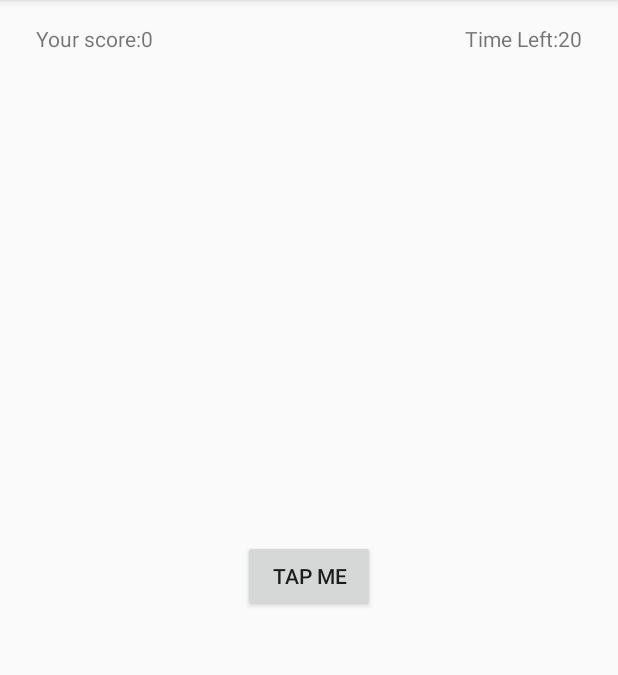
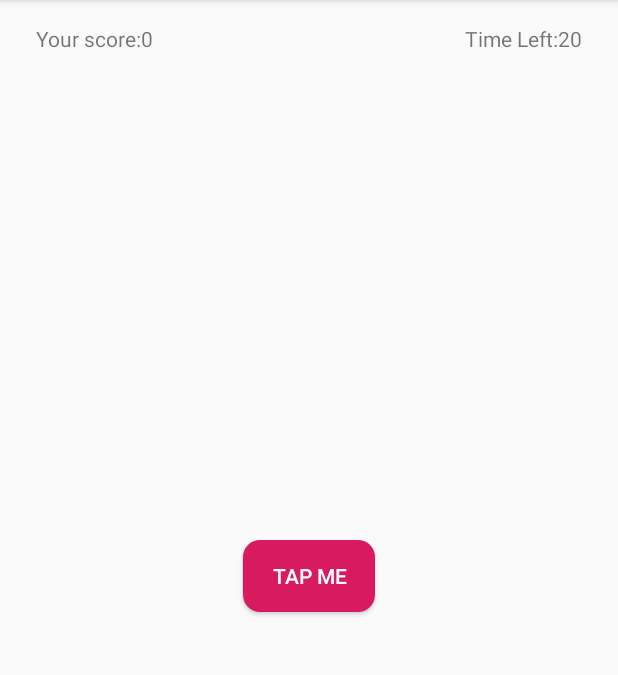
Before and after one commit to alfonsocv12/Alfonso_VIllalobos_android2019, an Android app: the TimeFighter screen opened directly, with no data from a screen before it, on a phone screen of 412 x 824 dp, the part 84-759 px from its top. Run offline under Robolectric (Android 15) with nearby library versions, the phone set to English and light mode, and no system bars; libraries missing offline, so code that uses them is left out: com.example.

Commit message:
Refresqueando la app

```diff
--- a/app/src/main/java/com/example/VillalobosLab2019/TimeFighter.kt
+++ b/app/src/main/java/com/example/VillalobosLab2019/TimeFighter.kt
@@ -3,6 +3,7 @@ package com.example.VillalobosLab2019
 import androidx.appcompat.app.AppCompatActivity
 import android.os.Bundle
 import android.os.CountDownTimer
+import android.view.animation.AnimationUtils
 import android.widget.Toast
 import androidx.core.view.isVisible
 import kotlinx.android.synthetic.main.activity_time_fighter.*
@@ -78,6 +79,8 @@ class TimeFighter : AppCompatActivity() {
     * score con cada tap*/
     private fun setBtnTapMe(){
         btnTapMe.setOnClickListener {
+            val bounceAnimation = AnimationUtils.loadAnimation(this, R.anim.bounce)
+            it.startAnimation(bounceAnimation)
             if(score == 0){
                 timer.start()
                 gameScore1.text = getString(R.string.score, (score++).toString())
--- /dev/null
+++ b/app/src/main/res/anim/bounce.xml
@@ -0,0 +1,14 @@
+<?xml version="1.0" encoding="utf-8"?>
+<set xmlns:android="http://schemas.android.com/apk/res/android"
+        android:fillAfter="true"
+        android:interpolator="@android:anim/bounce_interpolator">
+    <scale
+            android:duration="2000"
+            android:fromXScale="1.5"
+            android:fromYScale="1.5"
+            android:pivotX="20%"
+            android:pivotY="20%"
+            android:toXScale="1.0"
+            android:toYScale="1.0"/>
+
+</set>
--- /dev/null
+++ b/app/src/main/res/drawable/rounded_button2.xml
@@ -0,0 +1,14 @@
+<?xml version="1.0" encoding="utf-8"?>
+<shape
+        xmlns:android="http://schemas.android.com/apk/res/android"
+        android:shape="rectangle"   >
+
+    <solid
+            android:color="@color/colosAccentSecundary" >
+    </solid>
+
+    <corners
+            android:radius="11dp"   >
+    </corners>
+
+</shape>
--- a/app/src/main/res/layout/activity_dialog.xml
+++ b/app/src/main/res/layout/activity_dialog.xml
@@ -8,7 +8,8 @@
 
     <Button
             android:id="@+id/btnShowDialog"
-            android:layout_width="wrap_content"
+            style="@style/AppTheme.RoundedCornerMaterialButton2"
+            android:layout_width="125dp"
             android:layout_height="wrap_content"
             android:layout_marginTop="16dp"
             android:text="@string/show_dialog"
--- a/app/src/main/res/layout/activity_temp_converter.xml
+++ b/app/src/main/res/layout/activity_temp_converter.xml
@@ -19,6 +19,7 @@
 
     <Button
             android:id="@+id/btnConvert"
+            style="@style/AppTheme.RoundedCornerMaterialButton"
             android:layout_width="wrap_content"
             android:layout_height="wrap_content"
             android:layout_marginTop="60dp"
--- a/app/src/main/res/layout/activity_time_fighter.xml
+++ b/app/src/main/res/layout/activity_time_fighter.xml
@@ -21,21 +21,35 @@
             android:id="@+id/timeLeft1"
             app:layout_constraintTop_toTopOf="parent" app:layout_constraintEnd_toEndOf="parent"
             android:layout_marginEnd="24dp" android:layout_marginTop="16dp"/>
+
     <Button
-            android:text="@string/button_3"
+            android:id="@+id/btnTapMe"
+            style="@style/AppTheme.RoundedCornerMaterialButton"
             android:layout_width="wrap_content"
             android:layout_height="wrap_content"
-            android:id="@+id/btnTapMe" android:layout_marginTop="8dp"
-            app:layout_constraintTop_toTopOf="parent" android:layout_marginBottom="8dp"
-            app:layout_constraintBottom_toBottomOf="parent" app:layout_constraintStart_toStartOf="parent"
-            android:layout_marginStart="8dp" app:layout_constraintEnd_toEndOf="parent" android:layout_marginEnd="8dp"/>
+            android:layout_marginStart="8dp"
+            android:layout_marginTop="8dp"
+            android:layout_marginEnd="8dp"
+            android:layout_marginBottom="8dp"
+            android:text="@string/button_3"
+            app:layout_constraintBottom_toBottomOf="parent"
+            app:layout_constraintEnd_toEndOf="parent"
+            app:layout_constraintStart_toStartOf="parent"
+            app:layout_constraintTop_toTopOf="parent" />
+
     <Button
-            android:text="@string/restart"
+            android:id="@+id/btnRestart"
+            style="@style/AppTheme.RoundedCornerMaterialButton2"
             android:layout_width="wrap_content"
             android:layout_height="wrap_content"
-            android:id="@+id/btnRestart" android:layout_marginTop="16dp"
-            app:layout_constraintTop_toBottomOf="@+id/btnTapMe" app:layout_constraintEnd_toEndOf="parent"
-            android:layout_marginEnd="8dp" app:layout_constraintStart_toStartOf="parent"
-            android:layout_marginStart="8dp" android:visibility="invisible" tools:visibility="invisible"
-            app:layout_constraintHorizontal_bias="0.501"/>
+            android:layout_marginStart="8dp"
+            android:layout_marginEnd="8dp"
+            android:text="@string/restart"
+            android:visibility="invisible"
+            app:layout_constraintBottom_toBottomOf="parent"
+            app:layout_constraintEnd_toEndOf="parent"
+            app:layout_constraintHorizontal_bias="0.501"
+            app:layout_constraintStart_toStartOf="parent"
+            app:layout_constraintTop_toTopOf="parent"
+            tools:visibility="invisible" />
 </androidx.constraintlayout.widget.ConstraintLayout>
--- a/app/src/main/res/layout/dialog_image.xml
+++ b/app/src/main/res/layout/dialog_image.xml
@@ -6,6 +6,7 @@
 
     <ImageView
             android:id="@+id/imageView"
+            android:layout_margin="8dp"
             android:layout_width="match_parent"
             android:layout_height="wrap_content"
             android:contentDescription="@string/arch_img_description"
--- a/app/src/main/res/layout/logout_dialog.xml
+++ b/app/src/main/res/layout/logout_dialog.xml
@@ -7,6 +7,7 @@
             android:id="@+id/textView4"
             android:layout_width="match_parent"
             android:layout_height="wrap_content"
+            android:layout_margin="15dp"
             android:gravity="center"
             android:text="@string/sure_txt" />
 
--- a/app/src/main/res/values/colors.xml
+++ b/app/src/main/res/values/colors.xml
@@ -3,4 +3,5 @@
     <color name="colorPrimary">#282F42</color>
     <color name="colorPrimaryDark">#181F27</color>
     <color name="colorAccent">#D81B60</color>
+    <color name="colosAccentSecundary">#1BD8D2</color>
 </resources>
--- a/app/src/main/res/values/styles.xml
+++ b/app/src/main/res/values/styles.xml
@@ -10,4 +10,7 @@
     <style name="AppTheme.RoundedCornerMaterialButton" parent="Widget.AppCompat.Button.Colored">
         <item name="android:background">@drawable/rounded_shape</item>
     </style>
+    <style name="AppTheme.RoundedCornerMaterialButton2" parent="Widget.AppCompat.Button.Colored">
+        <item name="android:background">@drawable/rounded_button2</item>
+    </style>
 </resources>
```
Also changed, not shown: app/src/main/res/layout/activity_dialog_management.xml (+5 -3 lines), app/src/main/res/layout/login_dialog.xml (+9 -2 lines).
